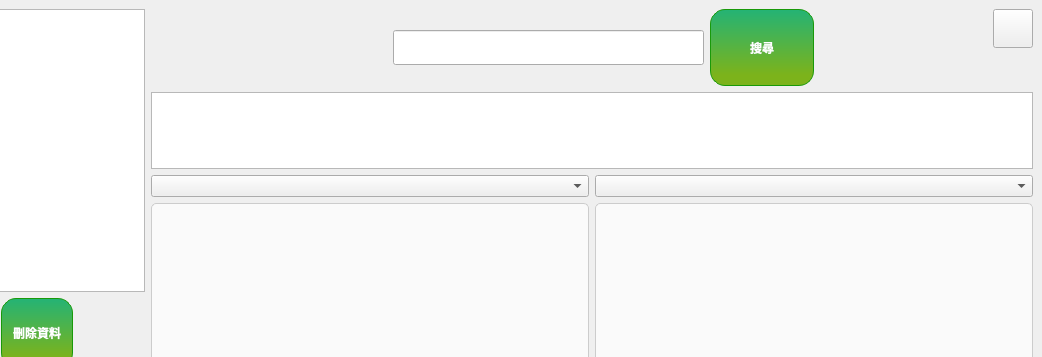
This is MainWindow.ui in Jay22123/Search_Engine as Qt 5 draws it before an edit; both pictures show x 158 to 1200 and y 0 to 357 of the 1200 by 900 pixel window. The edited form follows.
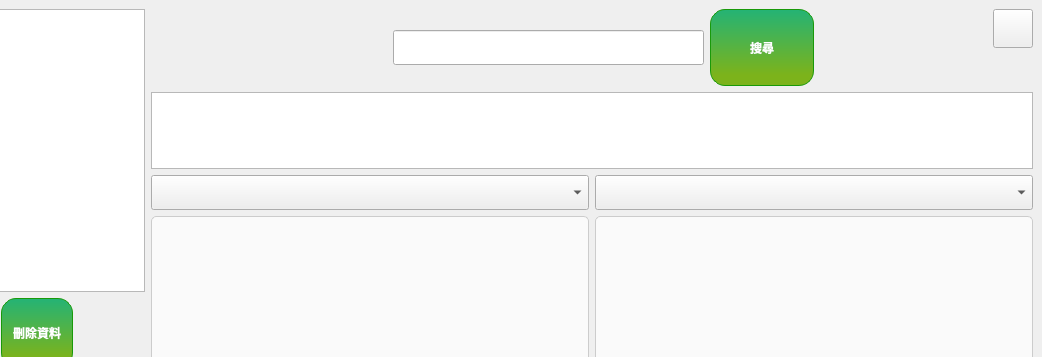
This is the edited form.

```diff
--- a/MainWindow.ui
+++ b/MainWindow.ui
@@ -353,7 +353,16 @@
             <item>
              <layout class="QVBoxLayout" name="verticalLayout_4">
               <item>
-               <widget class="QComboBox" name="ccb_Page1"/>
+               <widget class="QComboBox" name="ccb_Page1">
+                <property name="font">
+                 <font>
+                  <family>微軟正黑體</family>
+                  <pointsize>14</pointsize>
+                  <weight>75</weight>
+                  <bold>true</bold>
+                 </font>
+                </property>
+               </widget>
               </item>
               <item>
                <widget class="QTextEdit" name="textEdit">
@@ -374,7 +383,16 @@
             <item>
              <layout class="QVBoxLayout" name="verticalLayout_8">
               <item>
-               <widget class="QComboBox" name="ccb_Page2"/>
+               <widget class="QComboBox" name="ccb_Page2">
+                <property name="font">
+                 <font>
+                  <family>微軟正黑體</family>
+                  <pointsize>14</pointsize>
+                  <weight>75</weight>
+                  <bold>true</bold>
+                 </font>
+                </property>
+               </widget>
               </item>
               <item>
                <widget class="QTextEdit" name="textEdit_2">
```
Left out of the diff: 2 changed lines with no effect on the pictures.
